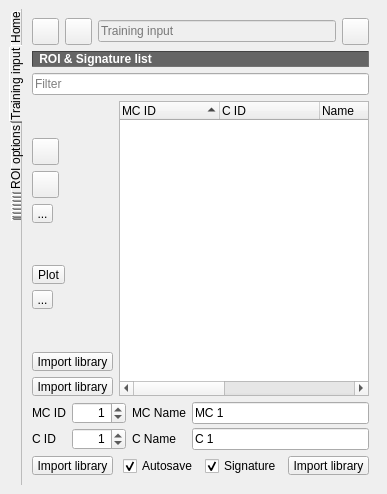
Qt form ui/ui_semiautomaticclassificationplugin_dock_class.ui (semiautomaticgit/SemiAutomaticClassificationPlugin) before a commit.
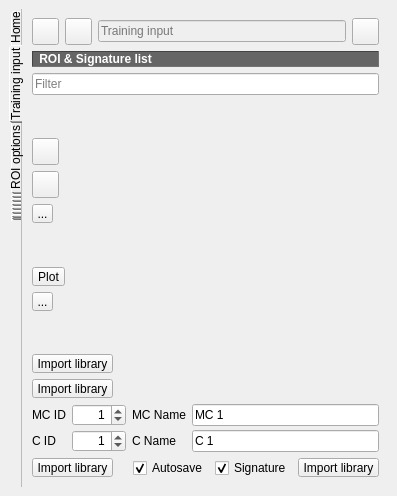
The same form after that commit. The open tabs and pages were chosen to show the change. Icons and pictures are not drawn.

What changed in the file:
```diff
--- a/ui/ui_semiautomaticclassificationplugin_dock_class.ui
+++ b/ui/ui_semiautomaticclassificationplugin_dock_class.ui
@@ -6,20 +6,20 @@
    <rect>
     <x>0</x>
     <y>0</y>
-    <width>346</width>
-    <height>494</height>
+    <width>397</width>
+    <height>496</height>
    </rect>
   </property>
   <property name="sizePolicy">
-   <sizepolicy hsizetype="Minimum" vsizetype="Minimum">
+   <sizepolicy hsizetype="MinimumExpanding" vsizetype="Preferred">
     <horstretch>0</horstretch>
     <verstretch>0</verstretch>
    </sizepolicy>
   </property>
   <property name="minimumSize">
    <size>
-    <width>346</width>
-    <height>494</height>
+    <width>397</width>
+    <height>496</height>
    </size>
   </property>
   <property name="windowTitle">
@@ -29,6 +29,12 @@
    <layout class="QGridLayout" name="gridLayout_2">
     <item row="0" column="0">
      <widget class="QTabWidget" name="tabWidget_dock">
+      <property name="sizePolicy">
+       <sizepolicy hsizetype="Minimum" vsizetype="Expanding">
+        <horstretch>0</horstretch>
+        <verstretch>0</verstretch>
+       </sizepolicy>
+      </property>
       <property name="styleSheet">
        <string notr="true">QTabBar::tab {padding-bottom: 2px; padding-top: 2px;margin-bottom: 0px; margin-top: 0px; padding-left: 1ex;padding-right: 0.8ex;}</string>
       </property>
@@ -392,6 +398,8 @@
        </attribute>
        <layout class="QGridLayout" name="gridLayout_6">
         <item row="0" column="0">
+         <layout class="QVBoxLayout" name="verticalLayout_2">
+          <item>
          <layout class="QGridLayout" name="gridLayout_19">
           <item row="0" column="1">
            <widget class="QToolButton" name="button_new_input">
@@ -468,7 +476,7 @@
           </item>
          </layout>
         </item>
-        <item row="1" column="0">
+          <item>
          <widget class="QLabel" name="label_48">
           <property name="font">
            <font>
@@ -494,7 +502,7 @@
           </property>
          </widget>
         </item>
-        <item row="2" column="0">
+          <item>
          <layout class="QGridLayout" name="gridLayout">
           <item row="1" column="0">
            <layout class="QVBoxLayout" name="verticalLayout_4">
@@ -711,61 +719,9 @@
             </property>
            </widget>
           </item>
-          <item row="1" column="1">
-           <widget class="QTreeWidget" name="signature_list_treeWidget">
-            <property name="editTriggers">
-             <set>QAbstractItemView::AnyKeyPressed|QAbstractItemView::SelectedClicked</set>
-            </property>
-            <property name="alternatingRowColors">
-             <bool>true</bool>
-            </property>
-            <property name="selectionMode">
-             <enum>QAbstractItemView::MultiSelection</enum>
-            </property>
-            <property name="indentation">
-             <number>5</number>
-            </property>
-            <property name="sortingEnabled">
-             <bool>true</bool>
-            </property>
-            <property name="expandsOnDoubleClick">
-             <bool>false</bool>
-            </property>
-            <column>
-             <property name="text">
-              <string>MC ID</string>
-             </property>
-            </column>
-            <column>
-             <property name="text">
-              <string>C ID</string>
-             </property>
-            </column>
-            <column>
-             <property name="text">
-              <string>Name</string>
-             </property>
-            </column>
-            <column>
-             <property name="text">
-              <string>Type</string>
-             </property>
-            </column>
-            <column>
-             <property name="text">
-              <string>Color</string>
-             </property>
-            </column>
-            <column>
-             <property name="text">
-              <string>SCPID</string>
-             </property>
-            </column>
-           </widget>
-          </item>
-         </layout>
-        </item>
-        <item row="3" column="0">
+           </layout>
+          </item>
+          <item>
          <layout class="QGridLayout" name="gridLayout_27">
           <property name="verticalSpacing">
            <number>4</number>
@@ -785,12 +741,6 @@
           </item>
           <item row="0" column="1" colspan="2">
            <widget class="QSpinBox" name="ROI_Macroclass_ID_spin">
-            <property name="sizePolicy">
-             <sizepolicy hsizetype="Maximum" vsizetype="Fixed">
-              <horstretch>0</horstretch>
-              <verstretch>0</verstretch>
-             </sizepolicy>
-            </property>
             <property name="maximumSize">
              <size>
               <width>100</width>
@@ -867,12 +817,6 @@
           </item>
           <item row="1" column="1" colspan="2">
            <widget class="QSpinBox" name="ROI_ID_spin">
-            <property name="sizePolicy">
-             <sizepolicy hsizetype="Maximum" vsizetype="Fixed">
-              <horstretch>0</horstretch>
-              <verstretch>0</verstretch>
-             </sizepolicy>
-            </property>
             <property name="maximumSize">
              <size>
               <width>100</width>
@@ -898,12 +842,6 @@
           </item>
           <item row="1" column="4">
            <widget class="QLineEdit" name="ROI_Class_line">
-            <property name="sizePolicy">
-             <sizepolicy hsizetype="Expanding" vsizetype="Fixed">
-              <horstretch>0</horstretch>
-              <verstretch>0</verstretch>
-             </sizepolicy>
-            </property>
             <property name="toolTip">
              <string>&lt;html&gt;&lt;head/&gt;&lt;body&gt;&lt;p&gt;The class name of the ROI signature&lt;/p&gt;&lt;/body&gt;&lt;/html&gt;</string>
             </property>
@@ -917,12 +855,6 @@
           </item>
           <item row="0" column="4">
            <widget class="QLineEdit" name="ROI_Macroclass_line">
-            <property name="sizePolicy">
-             <sizepolicy hsizetype="Expanding" vsizetype="Fixed">
-              <horstretch>0</horstretch>
-              <verstretch>0</verstretch>
-             </sizepolicy>
-            </property>
             <property name="toolTip">
              <string>&lt;html&gt;&lt;head/&gt;&lt;body&gt;&lt;p&gt;The macroclass name of the ROI signature&lt;/p&gt;&lt;/body&gt;&lt;/html&gt;</string>
             </property>
@@ -936,7 +868,7 @@
           </item>
          </layout>
         </item>
-        <item row="4" column="0">
+          <item>
          <layout class="QHBoxLayout" name="horizontalLayout">
           <item>
            <widget class="QToolButton" name="undo_save_Button">
@@ -968,8 +900,8 @@
             </property>
             <property name="sizeHint" stdset="0">
              <size>
-              <width>40</width>
-              <height>20</height>
+                <width>0</width>
+                <height>0</height>
              </size>
             </property>
            </spacer>
@@ -1032,11 +964,8 @@
          </layout>
         </item>
        </layout>
-       <zorder></zorder>
-       <zorder>label_48</zorder>
-       <zorder></zorder>
-       <zorder></zorder>
-       <zorder></zorder>
+        </item>
+       </layout>
       </widget>
       <widget class="QWidget" name="tab_12">
        <attribute name="icon">
```
Left out of the diff: 244 changed lines with no effect on the pictures. Lines whose indentation alone changed are shown as unchanged.
